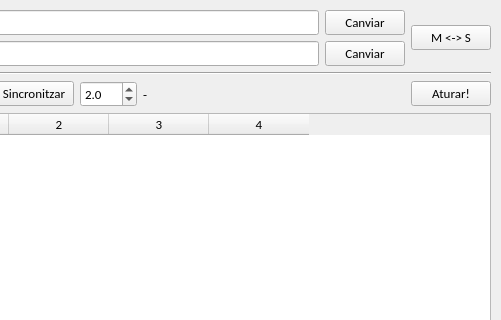
This is FSincro.ui in jordisuri/Sincro as Qt 5 draws it before an edit; both pictures show x 102 to 603 and y 0 to 320 of the 603 by 648 pixel window. The edited form follows.
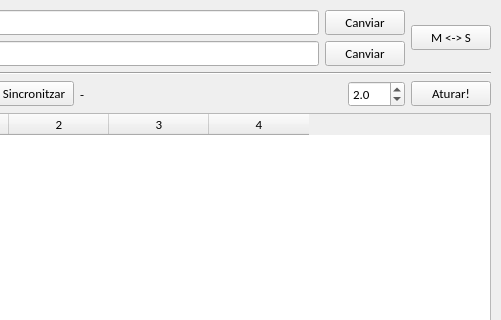
This is the edited form.

```diff
--- a/FSincro.ui
+++ b/FSincro.ui
@@ -202,28 +202,6 @@
         </property>
        </widget>
       </item>
-      <item>
-       <widget class="QDoubleSpinBox" name="DSBDif">
-        <property name="enabled">
-         <bool>true</bool>
-        </property>
-        <property name="font">
-         <font>
-          <family>Calibri</family>
-          <pointsize>10</pointsize>
-         </font>
-        </property>
-        <property name="decimals">
-         <number>1</number>
-        </property>
-        <property name="maximum">
-         <double>600.000000000000000</double>
-        </property>
-        <property name="value">
-         <double>2.000000000000000</double>
-        </property>
-       </widget>
-      </item>
       <item>
        <widget class="QLabel" name="LReady">
         <property name="font">
@@ -250,6 +228,28 @@
         </property>
        </spacer>
       </item>
+      <item>
+       <widget class="QDoubleSpinBox" name="DSBDif">
+        <property name="enabled">
+         <bool>true</bool>
+        </property>
+        <property name="font">
+         <font>
+          <family>Calibri</family>
+          <pointsize>10</pointsize>
+         </font>
+        </property>
+        <property name="decimals">
+         <number>1</number>
+        </property>
+        <property name="maximum">
+         <double>600.000000000000000</double>
+        </property>
+        <property name="value">
+         <double>2.000000000000000</double>
+        </property>
+       </widget>
+      </item>
       <item>
        <widget class="QPushButton" name="BAturar">
         <property name="font">
```
